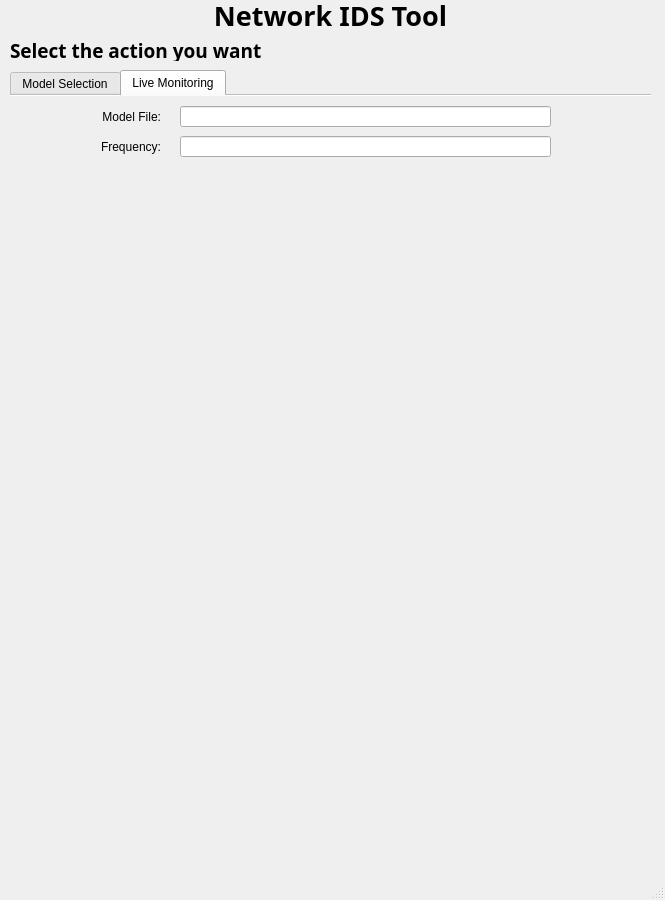
First picture: the form in updatedWindow.ui, repository judebcampbell/ICSNetworkIDSBuilder, before the edit.
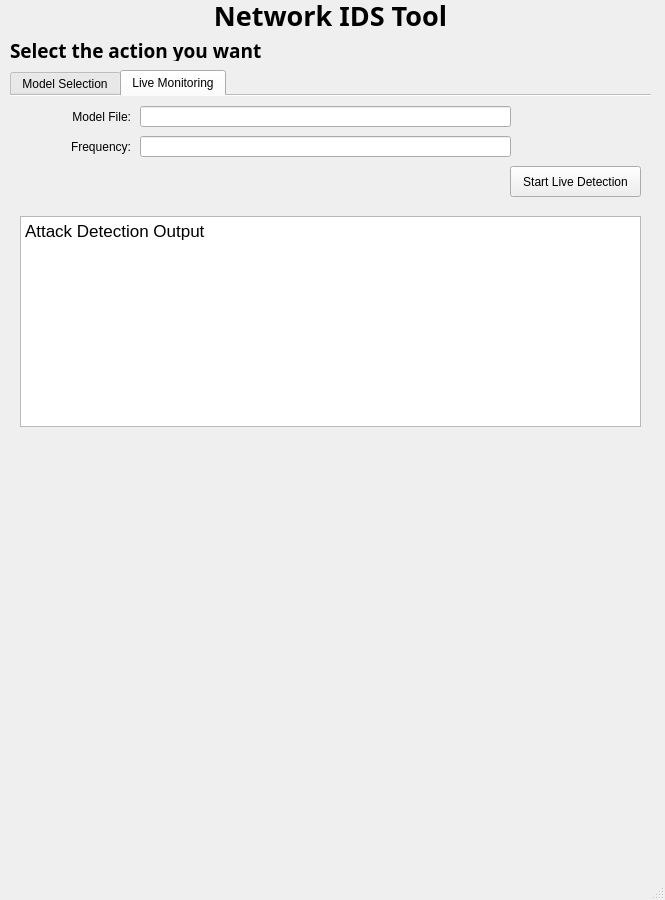
Second picture: the form after the edit. The open tabs and pages were chosen to show the change.

```diff
--- a/updatedWindow.ui
+++ b/updatedWindow.ui
@@ -553,7 +553,7 @@
      <widget class="QLabel" name="TrainingFileLABEL_2">
       <property name="geometry">
        <rect>
-        <x>50</x>
+        <x>20</x>
         <y>10</y>
         <width>101</width>
         <height>21</height>
@@ -580,7 +580,7 @@
      <widget class="QLabel" name="TargetFileLABEL_2">
       <property name="geometry">
        <rect>
-        <x>50</x>
+        <x>20</x>
         <y>40</y>
         <width>101</width>
         <height>21</height>
@@ -607,7 +607,7 @@
      <widget class="QLineEdit" name="trainingFileINPUT_2">
       <property name="geometry">
        <rect>
-        <x>170</x>
+        <x>130</x>
         <y>10</y>
         <width>371</width>
         <height>21</height>
@@ -617,7 +617,7 @@
      <widget class="QLineEdit" name="targetfileINPUT_2">
       <property name="geometry">
        <rect>
-        <x>170</x>
+        <x>130</x>
         <y>40</y>
         <width>371</width>
         <height>21</height>
@@ -627,6 +627,40 @@
        <string/>
       </property>
      </widget>
+     <widget class="QTextBrowser" name="attackDetecOUTPUT">
+      <property name="geometry">
+       <rect>
+        <x>10</x>
+        <y>120</y>
+        <width>621</width>
+        <height>211</height>
+       </rect>
+      </property>
+      <property name="html">
+       <string>&lt;!DOCTYPE HTML PUBLIC &quot;-//W3C//DTD HTML 4.0//EN&quot; &quot;http://www.w3.org/TR/REC-html40/strict.dtd&quot;&gt;
+&lt;html&gt;&lt;head&gt;&lt;meta name=&quot;qrichtext&quot; content=&quot;1&quot; /&gt;&lt;meta charset=&quot;utf-8&quot; /&gt;&lt;style type=&quot;text/css&quot;&gt;
+p, li { white-space: pre-wrap; }
+hr { height: 1px; border-width: 0; }
+li.unchecked::marker { content: &quot;\2610&quot;; }
+li.checked::marker { content: &quot;\2612&quot;; }
+&lt;/style&gt;&lt;/head&gt;&lt;body style=&quot; font-family:'Arial'; font-size:13pt; font-weight:400; font-style:normal;&quot;&gt;
+&lt;p style=&quot; margin-top:0px; margin-bottom:0px; margin-left:0px; margin-right:0px; -qt-block-indent:0; text-indent:0px;&quot;&gt;Attack Detection Output&lt;/p&gt;
+&lt;p style=&quot;-qt-paragraph-type:empty; margin-top:0px; margin-bottom:0px; margin-left:0px; margin-right:0px; -qt-block-indent:0; text-indent:0px;&quot;&gt;&lt;br /&gt;&lt;/p&gt;&lt;/body&gt;&lt;/html&gt;</string>
+      </property>
+     </widget>
+     <widget class="QPushButton" name="startLiveBUTTON">
+      <property name="geometry">
+       <rect>
+        <x>500</x>
+        <y>70</y>
+        <width>131</width>
+        <height>31</height>
+       </rect>
+      </property>
+      <property name="text">
+       <string>Start Live Detection</string>
+      </property>
+     </widget>
     </widget>
    </widget>
    <widget class="QLabel" name="SetUpLABEL">
```
Left out of the diff: 12 changed lines with no effect on the pictures.
